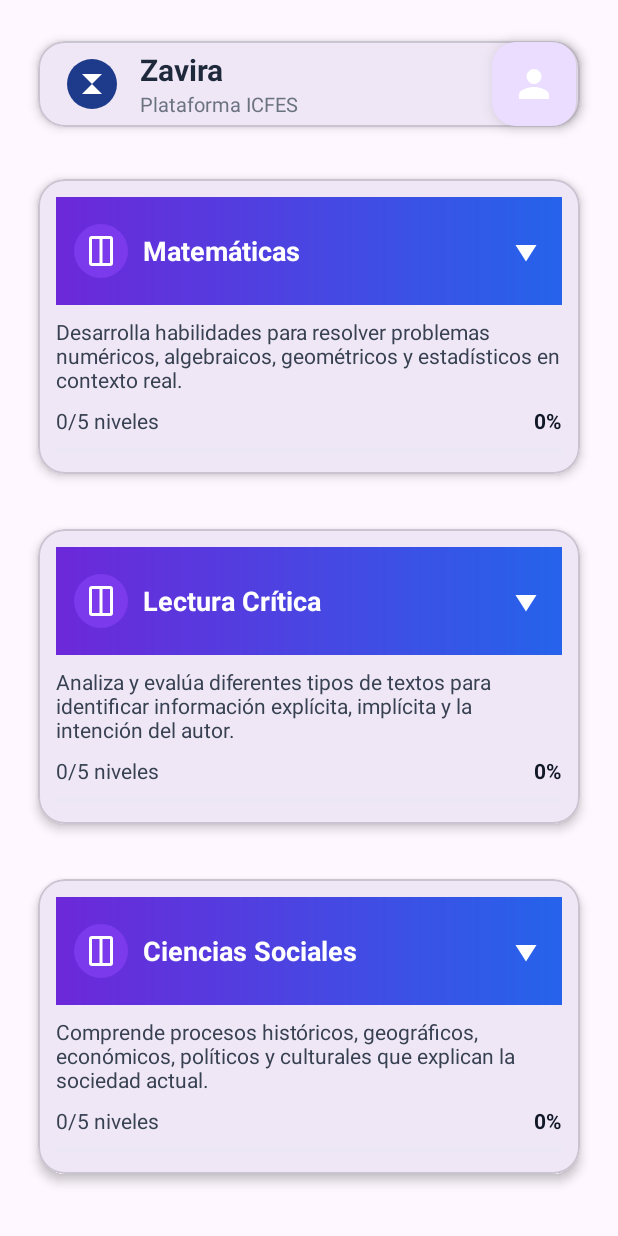
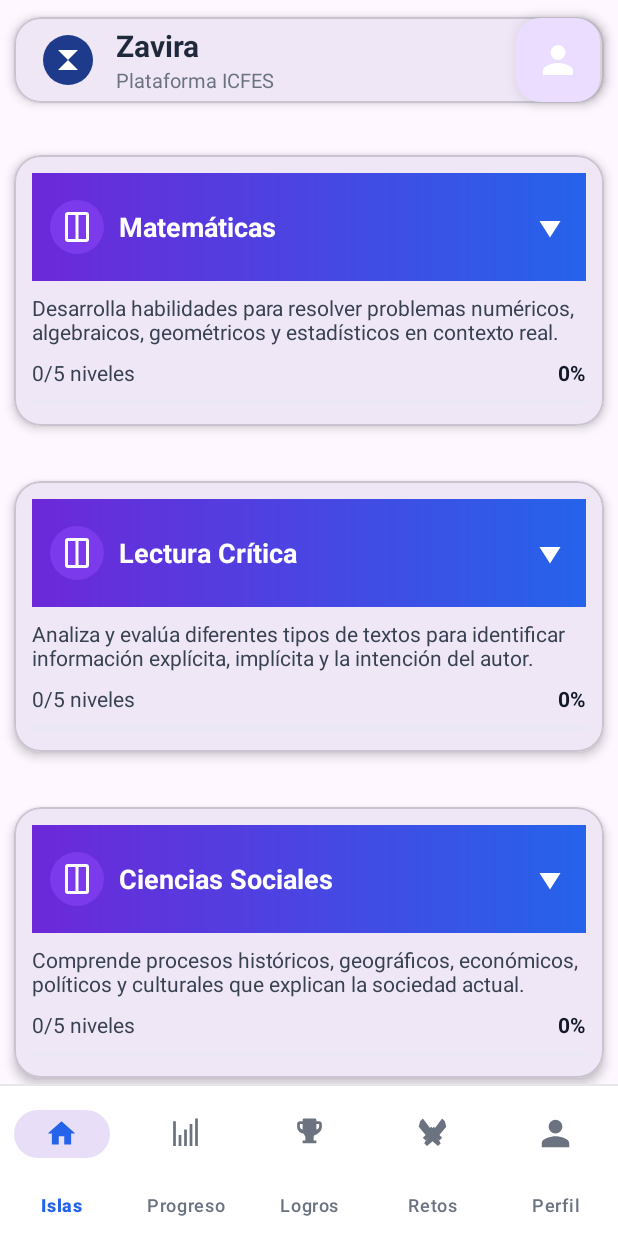
Before and after one commit to PinzaF1/ZAVIRA_MOVIL, an Android app: the HomeActivity screen opened directly, with no data from a screen before it, on a phone screen of 412 x 824 dp. Run offline under Robolectric (Android 15) with nearby library versions, the phone set to English and light mode, and no system bars.

Commit message:
Mostrando barra con sus iconos

```diff
--- /dev/null
+++ b/app/src/main/res/color/bnv_tint.xml
@@ -0,0 +1,5 @@
+<?xml version="1.0" encoding="utf-8"?>
+<selector xmlns:android="http://schemas.android.com/apk/res/android">
+    <item android:color="#2563EB" android:state_checked="true"/> <!-- activo -->
+    <item android:color="#6B7280"/> <!-- inactivo -->
+</selector>
--- /dev/null
+++ b/app/src/main/res/drawable/bnv_tint.xml
@@ -0,0 +1,5 @@
+<?xml version="1.0" encoding="utf-8"?>
+<selector xmlns:android="http://schemas.android.com/apk/res/android">
+    <item android:color="#2563EB" android:state_checked="true"/> <!-- azul activo -->
+    <item android:color="#6B7280"/> <!-- gris inactivo -->
+</selector>
--- /dev/null
+++ b/app/src/main/res/drawable/ic_home_24.xml
@@ -0,0 +1,8 @@
+<?xml version="1.0" encoding="utf-8"?>
+<vector xmlns:android="http://schemas.android.com/apk/res/android"
+    android:width="24dp" android:height="24dp"
+    android:viewportWidth="24" android:viewportHeight="24">
+    <path
+        android:fillColor="#000000"
+        android:pathData="M10,20v-6h4v6h5v-8h3L12,3 2,12h3v8h5z"/>
+</vector>
--- /dev/null
+++ b/app/src/main/res/drawable/ic_stats_24.xml
@@ -0,0 +1,7 @@
+<?xml version="1.0" encoding="utf-8"?>
+<vector xmlns:android="http://schemas.android.com/apk/res/android"
+    android:width="24dp" android:height="24dp"
+    android:viewportWidth="24" android:viewportHeight="24">
+    <path android:fillColor="#000000"
+        android:pathData="M3,3h2v18H3zM7,13h2v8H7zM11,9h2v12h-2zM15,5h2v16h-2zM19,1h2v20h-2z"/>
+</vector>
--- /dev/null
+++ b/app/src/main/res/drawable/ic_swords_24.xml
@@ -0,0 +1,16 @@
+<vector xmlns:android="http://schemas.android.com/apk/res/android"
+    android:width="24dp"
+    android:height="24dp"
+    android:viewportWidth="24"
+    android:viewportHeight="24">
+
+    <!-- Espada izquierda -->
+    <path
+        android:fillColor="#111827"
+        android:pathData="M3,3 L5,1 L11,9 L13,7 L15,9 L13,11 L18,19 L16,21 L9,15 L7,17 L5,15 L7,13 L2,7 Z"/>
+
+    <!-- Espada derecha -->
+    <path
+        android:fillColor="#111827"
+        android:pathData="M21,3 L19,1 L13,9 L11,7 L9,9 L11,11 L6,19 L8,21 L15,15 L17,17 L19,15 L17,13 L22,7 Z"/>
+</vector>
--- /dev/null
+++ b/app/src/main/res/drawable/ic_trophy_24.xml
@@ -0,0 +1,10 @@
+<vector xmlns:android="http://schemas.android.com/apk/res/android"
+    android:width="24dp"
+    android:height="24dp"
+    android:viewportWidth="24"
+    android:viewportHeight="24">
+    <!-- Trofeo genérico -->
+    <path
+        android:fillColor="#9333EA"
+        android:pathData="M19,3h-2V2c0,-0.55 -0.45,-1 -1,-1H8C7.45,1 7,1.45 7,2v1H5C3.9,3 3,3.9 3,5v2c0,2.55 2,4.62 4.5,4.95C8.24,13.06 9,13.83 9,14.75V17H7v2h10v-2h-2v-2.25c0,-0.92 0.76,-1.69 1.5,-1.8C19,11.62 21,9.55 21,7V5C21,3.9 20.1,3 19,3zM5,7V5h2v4.17C5.84,8.84 5,7.99 5,7zM19,7c0,0.99 -0.84,1.84 -2,2.17V5h2V7z"/>
+</vector>
--- a/app/src/main/res/layout/activity_home.xml
+++ b/app/src/main/res/layout/activity_home.xml
@@ -3,7 +3,7 @@
     xmlns:app="http://schemas.android.com/apk/res-auto"
     android:layout_width="match_parent"
     android:layout_height="match_parent"
-    android:padding="16dp">
+>
 
     <!-- Top bar -->
     <com.google.android.material.card.MaterialCardView
@@ -25,7 +25,6 @@
             android:paddingStart="16dp"
             android:paddingEnd="12dp">
 
-            <!-- Logo -->
             <ImageView
                 android:id="@+id/ivAppLogo"
                 android:layout_width="40dp"
@@ -33,7 +32,6 @@
                 android:src="@drawable/ic_logo_z"
                 android:contentDescription="@string/app_name" />
 
-            <!-- Nombre de la app -->
             <LinearLayout
                 android:layout_width="0dp"
                 android:layout_height="wrap_content"
@@ -59,7 +57,6 @@
                     android:textColor="#6B7280" />
             </LinearLayout>
 
-            <!-- Campana -->
             <ImageButton
                 android:id="@+id/btnBell"
                 android:layout_width="44dp"
@@ -71,19 +68,20 @@
         </LinearLayout>
     </com.google.android.material.card.MaterialCardView>
 
-    <!-- RecyclerView -->
+    <!-- Lista de materias -->
     <androidx.recyclerview.widget.RecyclerView
         android:id="@+id/rvSubjects"
         android:layout_width="0dp"
         android:layout_height="0dp"
         android:clipToPadding="false"
         android:paddingTop="12dp"
+        android:paddingBottom="12dp"
         app:layout_constraintTop_toBottomOf="@id/topBar"
-        app:layout_constraintBottom_toBottomOf="parent"
+        app:layout_constraintBottom_toTopOf="@id/bottomNav"
         app:layout_constraintStart_toStartOf="parent"
         app:layout_constraintEnd_toEndOf="parent" />
 
-    <!-- FAB de Perfil -->
+    <!-- FAB Perfil -->
     <com.google.android.material.floatingactionbutton.FloatingActionButton
         android:id="@+id/fabPerfil"
         android:layout_width="wrap_content"
@@ -95,4 +93,31 @@
         app:layout_constraintEnd_toEndOf="parent"
         android:layout_margin="12dp" />
 
+    <!-- Divisor superior fino de la barra -->
+    <View
+        android:id="@+id/divider"
+        android:layout_width="0dp"
+        android:layout_height="1dp"
+        android:background="#E5E7EB"
+        app:layout_constraintBottom_toTopOf="@id/bottomNav"
+        app:layout_constraintStart_toStartOf="parent"
+        app:layout_constraintEnd_toEndOf="parent" />
+
+    <!-- BottomNavigationView PLANA -->
+    <com.google.android.material.bottomnavigation.BottomNavigationView
+        android:id="@+id/bottomNav"
+        android:layout_width="0dp"
+        android:layout_height="100dp"
+        android:background="@android:color/white"
+        android:paddingTop="4dp"
+        app:itemHorizontalTranslationEnabled="false"
+        app:itemIconSize="22dp"
+        app:itemIconTint="@color/bnv_tint"
+        app:itemTextColor="@color/bnv_tint"
+        app:labelVisibilityMode="labeled"
+        app:layout_constraintBottom_toBottomOf="parent"
+        app:layout_constraintHorizontal_bias="0.0"
+        app:layout_constraintStart_toStartOf="parent"
+        app:menu="@menu/menu_bottom_nav" />
+
 </androidx.constraintlayout.widget.ConstraintLayout>
--- /dev/null
+++ b/app/src/main/res/menu/menu_bottom_nav.xml
@@ -0,0 +1,27 @@
+<?xml version="1.0" encoding="utf-8"?>
+<menu xmlns:android="http://schemas.android.com/apk/res/android">
+    <item
+        android:id="@+id/nav_islas"
+        android:icon="@drawable/ic_home_24"
+        android:title="Islas"/>
+
+    <item
+        android:id="@+id/nav_progreso"
+        android:icon="@drawable/ic_stats_24"
+        android:title="Progreso"/>
+
+    <item
+        android:id="@+id/nav_logros"
+        android:icon="@drawable/ic_trophy_24"
+        android:title="Logros"/>
+
+    <item
+        android:id="@+id/nav_retos"
+        android:icon="@drawable/ic_swords_24"
+        android:title="Retos"/>
+
+    <item
+        android:id="@+id/nav_perfil"
+        android:icon="@drawable/ic_profile_24"
+        android:title="Perfil"/>
+</menu>
```
Also changed, not shown: app/build.gradle.kts (+9 -6 lines), app/src/main/java/com/example/zavira_movil/HomeActivity.java (+35 -5 lines), app/src/main/res/drawable/bg_bottom_nav.xml (added, +14 -0 lines), app/src/main/res/drawable/item_bg_nav.xml (added, +18 -0 lines), app/src/main/res/layout/item_badge.xml (+16 -13 lines).
